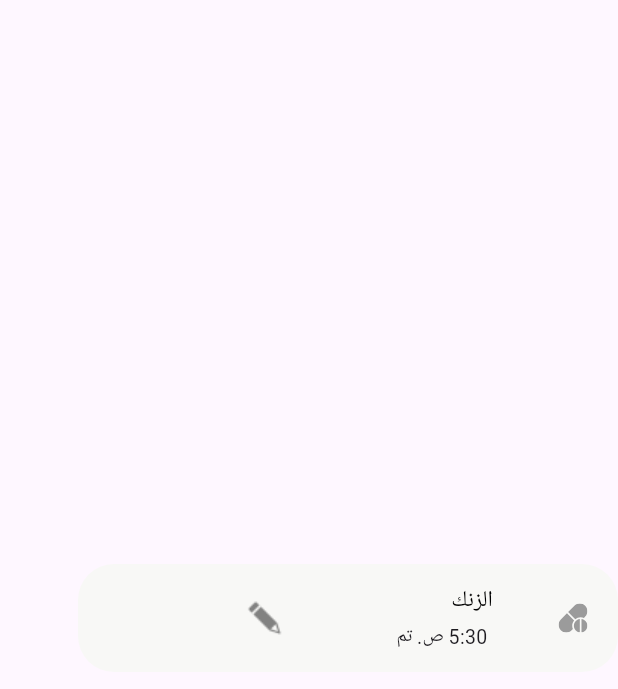
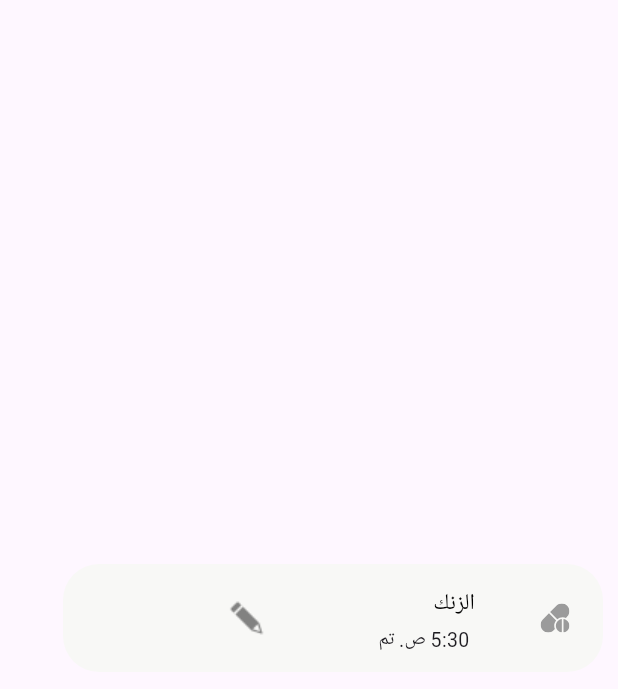
Before and after one commit to hmody360/projrct_8_team_3, a Flutter app: the CardWidget widget shown alone on an empty page, opened directly, on a phone screen of 412 x 824 dp. Shown: the top 689 px of the screen. Run offline on Flutter 3.47's test engine with Material 3 defaults, Android fonts, the light colour scheme and no system bars; our stand-ins replace bloc, flutter_bloc, flutter_dotenv, flutter_svg, get_it, get_storage and 1 more; missing offline and left inert: time_picker_spinner; accounts and stored records are empty; project files that could hold a hidden picture were left out.

Commit message:
logic_ver33

```diff
--- a/lib/data/model/medicattion_model.dart
+++ b/lib/data/model/medicattion_model.dart
@@ -7,6 +7,7 @@ class MedicationModel {
   final String userId;
   final String before;
   final bool isCompleted;
+  final String time;
 
   MedicationModel({
     required this.medicationId,
@@ -17,6 +18,7 @@ class MedicationModel {
     required this.userId,
     required this.before,
     required this.isCompleted,
+    required this.time,
   });
 
   factory MedicationModel.fromJson(Map<String, dynamic> json) {
@@ -28,6 +30,7 @@ class MedicationModel {
       days: json['days'] ?? 0,
       userId: json['userId'],
       before: json['before'] ?? '',
+      time: json['time'] ?? '',
       isCompleted: json['isCompleted'] ?? false,
     );
   }
@@ -42,6 +45,7 @@ class MedicationModel {
       'userId': userId,
       'before': before,
       'isCompleted': isCompleted,
+      'time': time,
     };
   }
 }
--- a/lib/data/service/supabase_services.dart
+++ b/lib/data/service/supabase_services.dart
@@ -13,6 +13,7 @@ class DBService {
 
   late int pill;
   late int days;
+  late int counts;
 
   bool reDate = false;
 
--- a/lib/widgets/card_widget.dart
+++ b/lib/widgets/card_widget.dart
@@ -27,14 +27,14 @@ class CardWidget extends StatelessWidget {
     return Align(
       alignment: Alignment.centerRight,
       child: Container(
+        padding: const EdgeInsets.all(10),
+        margin: const EdgeInsets.all(10),
         height: 72,
         width: 360,
         decoration: BoxDecoration(
           color: lightGray,
           borderRadius: BorderRadius.circular(24),
         ),
-        child: Padding(
-          padding: const EdgeInsets.all(8.0),
         child: Row(
           children: [
             gapWe10,
@@ -110,7 +110,6 @@ class CardWidget extends StatelessWidget {
           ],
         ),
       ),
-      ),
     );
   }
 }
```
Also changed, not shown: lib/pages/app pages/AddPage/add_medication_page.dart (+8 -12 lines), lib/pages/app pages/HomePage/home_page.dart (+9 -4 lines), lib/pages/app pages/bloc/data_bloc.dart (+17 -5 lines), lib/widgets/dropdown_Container_widget.dart (+6 -4 lines). Lines whose indentation alone changed are shown as unchanged.
